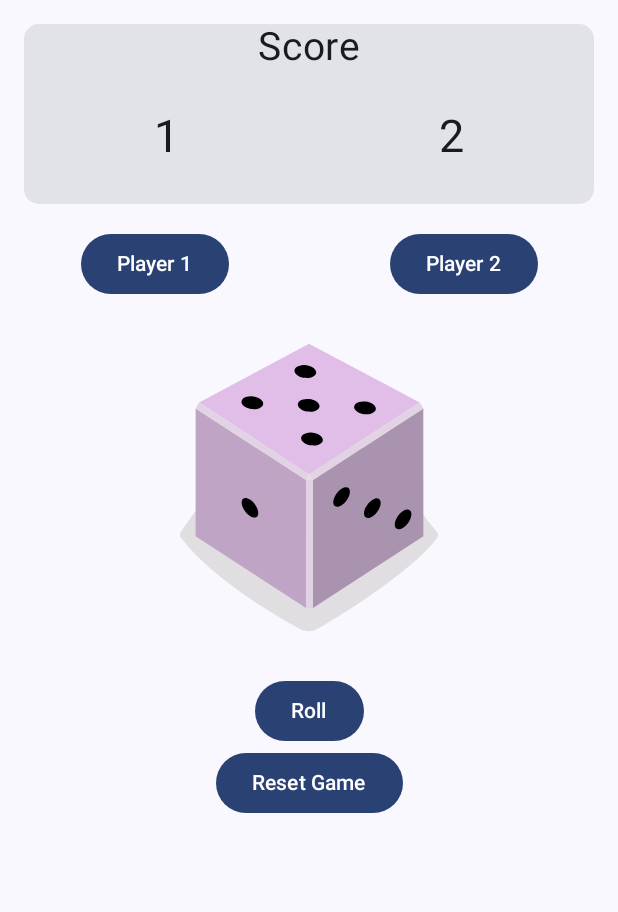
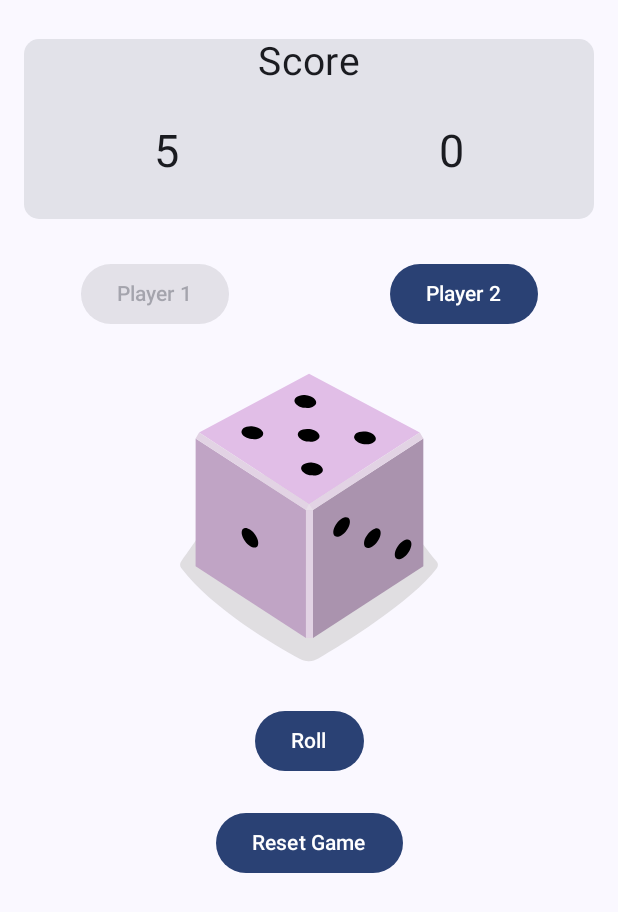
Before and after one commit to Veenus-Nishad/Batch_9, an Android app built with Jetpack Compose: the screen it shows after launch (MainActivity), after a tap on "Roll", on a phone screen of 412 x 824 dp. Shown: the top 912 px of the screen. Run offline under Robolectric (Android 15) with nearby library versions, the phone set to English and light mode, and no system bars; 1 statement that could not run was skipped.

Commit message:
12th August

```diff
--- a/Assigment_4/app/src/main/java/com/example/dicegame/MainActivity.kt
+++ b/Assigment_4/app/src/main/java/com/example/dicegame/MainActivity.kt
@@ -1,6 +1,6 @@
 package com.example.dicegame
 
-import android.app.GameState
+
 import android.os.Bundle
 import androidx.activity.ComponentActivity
 import androidx.activity.compose.setContent
@@ -9,9 +9,12 @@ import androidx.compose.foundation.Image
 import androidx.compose.foundation.layout.Arrangement
 import androidx.compose.foundation.layout.Column
 import androidx.compose.foundation.layout.Row
+import androidx.compose.foundation.layout.Spacer
 import androidx.compose.foundation.layout.fillMaxSize
 import androidx.compose.foundation.layout.fillMaxWidth
+import androidx.compose.foundation.layout.height
 import androidx.compose.foundation.layout.padding
+import androidx.compose.foundation.layout.size
 import androidx.compose.material3.Button
 import androidx.compose.material3.Scaffold
 import androidx.compose.material3.Text
@@ -23,9 +26,13 @@ import androidx.compose.runtime.setValue
 import androidx.compose.ui.Alignment
 import androidx.compose.ui.Modifier
 import androidx.compose.ui.res.painterResource
+import androidx.compose.ui.text.style.TextAlign
 import androidx.compose.ui.tooling.preview.Preview
+import androidx.compose.ui.unit.dp
+import androidx.compose.ui.unit.sp
 import com.example.dicegame.ui.theme.DiceGameTheme
 import java.lang.Math.random
+import kotlin.math.absoluteValue
 
 class MainActivity : ComponentActivity() {
     override fun onCreate(savedInstanceState: Bundle?) {
@@ -42,34 +49,78 @@ class MainActivity : ComponentActivity() {
 }
 
 @Composable
-fun GameApp(modifier: Modifier){
-    var result by remember { mutableStateOf(1) }
-    val currentImage=when(result){
-        1->R.drawable.dice_1
-        2->R.drawable.dice_2
-        3->R.drawable.dice_3
-        4->R.drawable.dice_4
-        5->R.drawable.dice_5
+fun GameApp(modifier: Modifier) {
+    var playerTurn = remember {
+        mutableStateOf(true)
+    }
+    var player1Score = remember {
+        mutableStateOf(0)
+    }
+    var player2Score = remember {
+        mutableStateOf(0)
+    }
+    var result = remember { mutableStateOf(-1) }
+    val currentImage = when (result.value) {
+        1 -> R.drawable.dice_1
+        2 -> R.drawable.dice_2
+        3 -> R.drawable.dice_3
+        4 -> R.drawable.dice_4
+        5 -> R.drawable.dice_5
         else -> R.drawable.dice_6
     }
-    Column(horizontalAlignment = Alignment.CenterHorizontally) {
-        Score()
-        Row(modifier=Modifier.fillMaxWidth(),horizontalArrangement = Arrangement.SpaceAround) {
-            Button(onClick = {}) {
+    Column(
+        horizontalAlignment = Alignment.CenterHorizontally,
+        modifier = Modifier.fillMaxSize().padding(top=10.dp)
+    ) {
+        Score(
+            player1Score = player1Score.value,
+            player2Score = player2Score.value
+        )
+        Row(modifier = Modifier
+            .fillMaxWidth()
+            .padding(top = 10.dp), horizontalArrangement = Arrangement.SpaceAround) {
+            Button(
+                onClick = {},
+                enabled = if (playerTurn.value) true else false,
+            ) {
                 Text(text = "Player 1")
+
             }
-            Button(onClick = {}) {
+            Button(onClick = {}, enabled = if (playerTurn.value) false else true) {
                 Text(text = "Player 2")
             }
         }
-        Image(painter = painterResource(id =currentImage), contentDescription ="Dice Image" )
-        Button(onClick = {
-            result=(1..6).random()
-        }) {
-            Text(text = "Roll")
+        if(player1Score.value>=20 || player2Score.value>=20){
+
         }
-        Button(onClick = { /*TODO*/ }) {
-            Text(text = "Reset Game")
+        else{
+            if (result.value < 0) Text(
+                text = "Roll the dice to get Started ",
+                fontSize = 22.sp,
+                modifier = Modifier
+                    .fillMaxWidth()
+                    .padding(vertical = 120.dp),
+                textAlign = TextAlign.Center
+            ) else Image(
+                painter = painterResource(id = currentImage),
+                contentDescription = "Dice Image"
+            )
+            Button(onClick = {
+                result.value = (1..6).random()
+                if (playerTurn.value) player1Score.value += result.value else player2Score.value += result.value
+                playerTurn.value = !playerTurn.value
+            }) {
+                Text(text = "Roll")
+            }
+            Spacer(modifier = Modifier.height(20.dp))
+            Button(onClick = {
+                result.value = -1
+                playerTurn.value = true
+                player1Score.value = 0
+                player2Score.value = 0
+            }) {
+                Text(text = "Reset Game")
+            }
         }
     }
 }
@@ -77,5 +128,5 @@ fun GameApp(modifier: Modifier){
 @Preview(showSystemUi = true)
 @Composable
 fun GreetingPreview() {
-    GameApp(modifier=Modifier)
+    GameApp(modifier = Modifier)
 }
--- a/Assigment_4/app/src/main/java/com/example/dicegame/ScoreCard.kt
+++ b/Assigment_4/app/src/main/java/com/example/dicegame/ScoreCard.kt
@@ -17,20 +17,16 @@ import androidx.compose.ui.unit.dp
 import androidx.compose.ui.unit.sp
 
 @Composable
-fun Score(){
-    Card(modifier = Modifier.padding(16.dp).height(120.dp), shape= RoundedCornerShape(10.dp)) {
+fun Score(player1Score:Int,player2Score:Int){
+    Card(modifier = Modifier
+        .padding(16.dp)
+        .height(120.dp), shape= RoundedCornerShape(10.dp)) {
         Row(modifier=Modifier.fillMaxWidth(),horizontalArrangement = Arrangement.Center){
             Text(text="Score", fontSize = 26.sp)
         }
         Row(modifier=Modifier.fillMaxSize(), horizontalArrangement = Arrangement.SpaceAround, verticalAlignment = Alignment.CenterVertically){
-            Text(text="1", fontSize = 30.sp)
-            Text(text="2", fontSize = 30.sp)
+            Text(text="${player1Score}", fontSize = 30.sp)
+            Text(text= "${player2Score}", fontSize = 30.sp)
         }
     }
 }
-
-@Preview(showSystemUi = true)
-@Composable
-fun PreviewNameAndScore(){
-    Score()
-}
--- /dev/null
+++ b/Assigment_4/app/src/main/java/com/example/dicegame/ShowDialog.kt
@@ -0,0 +1,15 @@
+package com.example.dicegame
+
+import androidx.compose.runtime.Composable
+import androidx.compose.ui.tooling.preview.Preview
+
+@Composable
+fun ShowDialog(){
+}
+
+@Composable
+@Preview(showSystemUi = true
+)
+fun DialogPreview(){
+    ShowDialog()
+}
```
